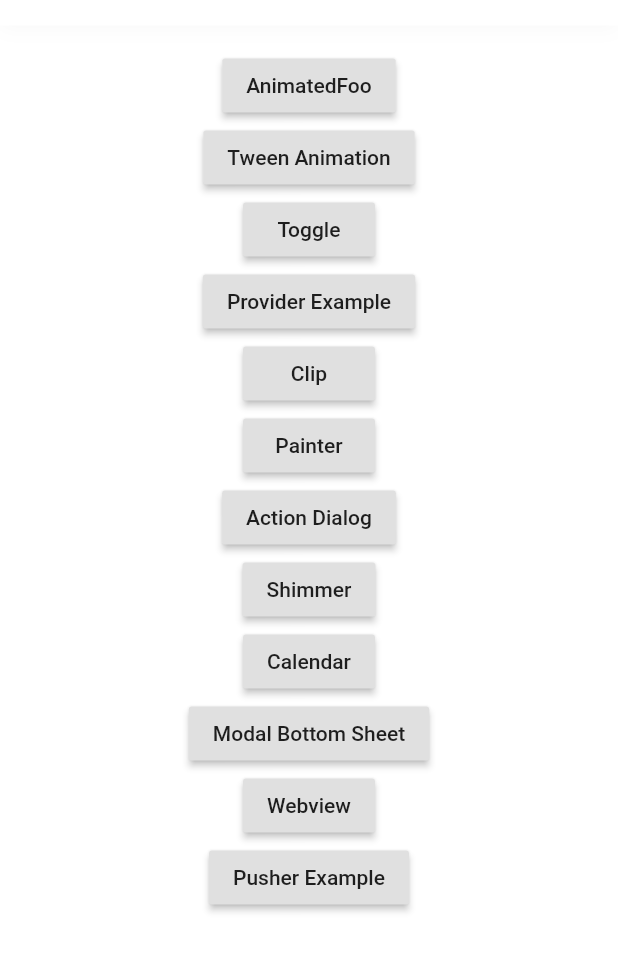
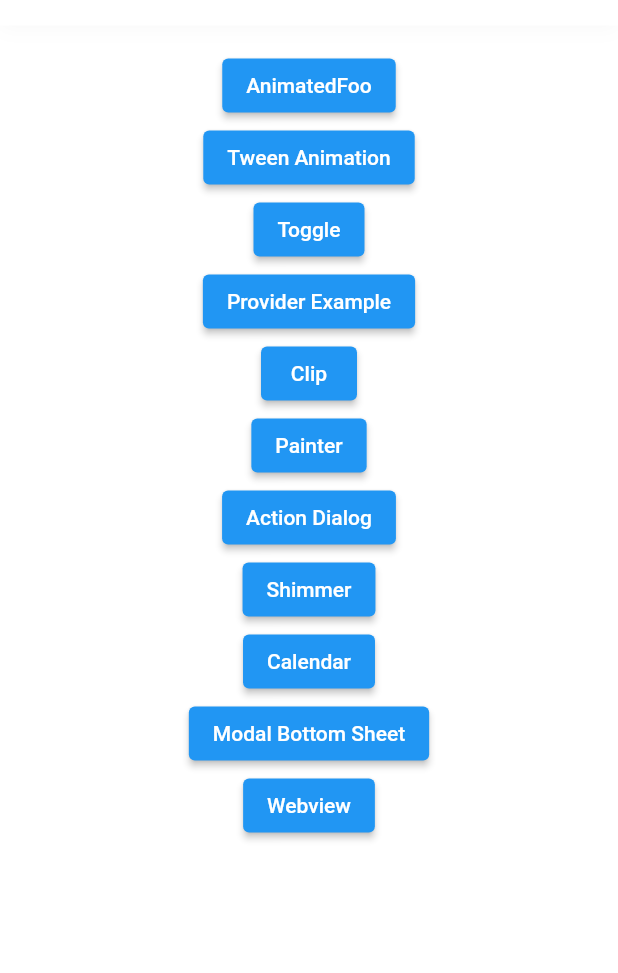
Before and after one commit to afhslll/explore_flutter, a Flutter app: the HomeScreen screen opened by its route, on a phone screen of 412 x 824 dp, the part 57-1030 px from its top. Run offline on Flutter 3.47's test engine with Material 2 defaults, Android fonts, the phone set to English and light mode, and no system bars; our stand-ins replace get_it, table_calendar, webview_flutter; missing offline and left inert: connectivityswift; project files that could hold a hidden picture were left out.

```diff
--- a/lib/core/router/router.dart
+++ b/lib/core/router/router.dart
@@ -8,7 +8,6 @@ import 'package:explore_flutter/ui/view/provider/example_screen.dart';
 import 'package:explore_flutter/ui/view/provider/to_add_minus_screen.dart';
 import 'package:explore_flutter/ui/view/provider/edit_value_screen.dart';
 import 'package:explore_flutter/ui/view/painter/painter_screen.dart';
-import 'package:explore_flutter/ui/view/pusher/pusher_example_screen.dart';
 import 'package:explore_flutter/ui/view/shimmer/loading_screen.dart';
 import 'package:explore_flutter/ui/widget/custom_webview.dart';
 import 'package:flutter/material.dart';
@@ -64,8 +63,6 @@ class NavigationRouter {
         return _pageRoute(CustomWebview(
           argument: settings.arguments,
         ));
-      case pusherRoute:
-        return _pageRoute(PusherExampleScreen());
       default:
         return MaterialPageRoute(
             builder: (_) => Scaffold(
--- a/lib/ui/view/home/home_screen.dart
+++ b/lib/ui/view/home/home_screen.dart
@@ -35,31 +35,31 @@ class HomeScreen extends StatelessWidget {
                 padding: EdgeInsets.all(ConstantMeasurements.screenPadding),
                 child: Column(
                   children: [
-                    RaisedButton(
+                    ElevatedButton(
                         onPressed: () => _navigationService
                             .navigateTo(NavigationRouter.animatedFooRoute),
                         child: Text('AnimatedFoo')),
-                    RaisedButton(
+                    ElevatedButton(
                         onPressed: () => _navigationService
                             .navigateTo(NavigationRouter.tweenAnimationRoute),
                         child: Text('Tween Animation')),
-                    RaisedButton(
+                    ElevatedButton(
                         onPressed: () => _navigationService
                             .navigateTo(NavigationRouter.toggleRoute),
                         child: Text('Toggle')),
-                    RaisedButton(
+                    ElevatedButton(
                         onPressed: () => _navigationService
                             .navigateTo(NavigationRouter.providerExampleRoute),
                         child: Text('Provider Example')),
-                    RaisedButton(
+                    ElevatedButton(
                         onPressed: () => _navigationService
                             .navigateTo(NavigationRouter.clipRoute),
                         child: Text('Clip')),
-                    RaisedButton(
+                    ElevatedButton(
                         onPressed: () => _navigationService
                             .navigateTo(NavigationRouter.painterRoute),
                         child: Text('Painter')),
-                    RaisedButton(
+                    ElevatedButton(
                         onPressed: () {
                           showActionDialog(
                             context: context,
@@ -73,15 +73,15 @@ class HomeScreen extends StatelessWidget {
                           );
                         },
                         child: Text('Action Dialog')),
-                    RaisedButton(
+                    ElevatedButton(
                         onPressed: () => _navigationService
                             .navigateTo(NavigationRouter.loadingRoute),
                         child: Text('Shimmer')),
-                    RaisedButton(
+                    ElevatedButton(
                         onPressed: () => _navigationService
                             .navigateTo(NavigationRouter.calendarRoute),
                         child: Text('Calendar')),
-                    RaisedButton(
+                    ElevatedButton(
                       onPressed: () => showCustomModalBottomSheet(
                           context: context,
                           headerText: 'Custom Modal Bottom Sheet',
@@ -100,16 +100,12 @@ class HomeScreen extends StatelessWidget {
                               .toList()),
                       child: Text('Modal Bottom Sheet'),
                     ),
-                    RaisedButton(
+                    ElevatedButton(
                         onPressed: () => _navigationService.navigateTo(
                             NavigationRouter.webviewRoute,
                             arguments:
                                 WebviewArgument(url: 'https://www.google.com')),
                         child: Text('Webview')),
-                    RaisedButton(
-                        onPressed: () => _navigationService
-                            .navigateTo(NavigationRouter.pusherRoute),
-                        child: Text('Pusher Example')),
                   ],
                 ),
               ),
--- a/pubspec.yaml
+++ b/pubspec.yaml
@@ -33,7 +33,8 @@ dependencies:
   connectivityswift: ^1.1.1+4
   table_calendar: ^2.3.3
   webview_flutter: ^1.0.7
-  pusher_websocket_flutter: ^0.2.0
+  location: ^4.3.0
+  google_maps_flutter: ^2.0.6
 
 dev_dependencies:
   flutter_test:
```
Also changed, not shown: lib/ui/view/pusher/pusher_example_screen.dart (deleted, +0 -202 lines), pubspec.lock, 9 other files.
